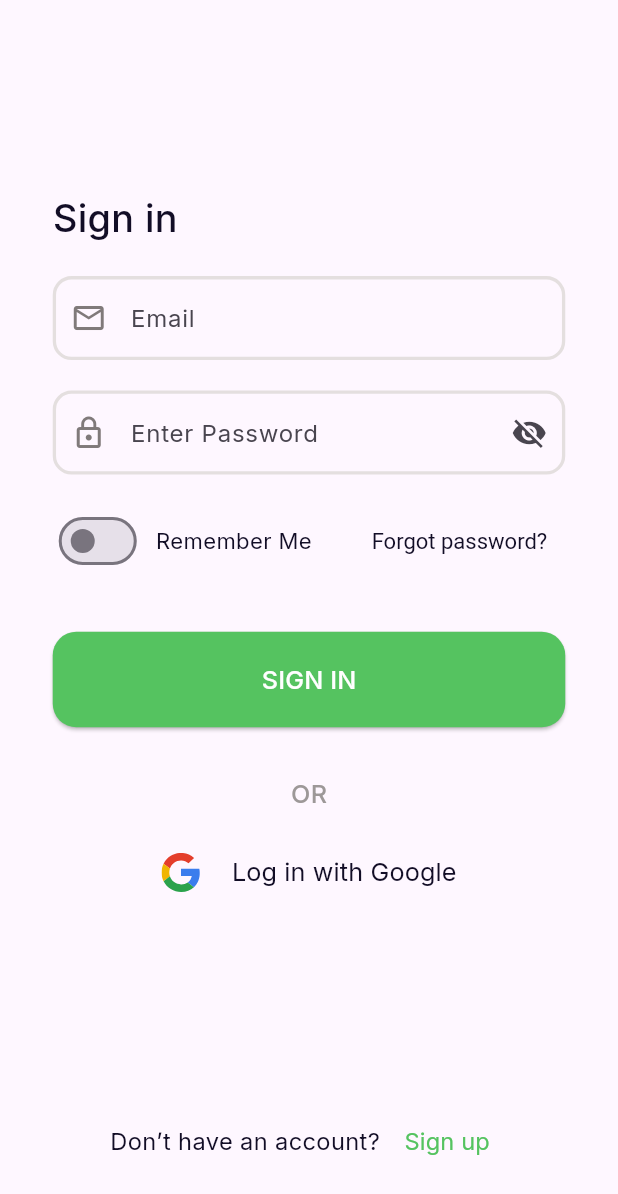
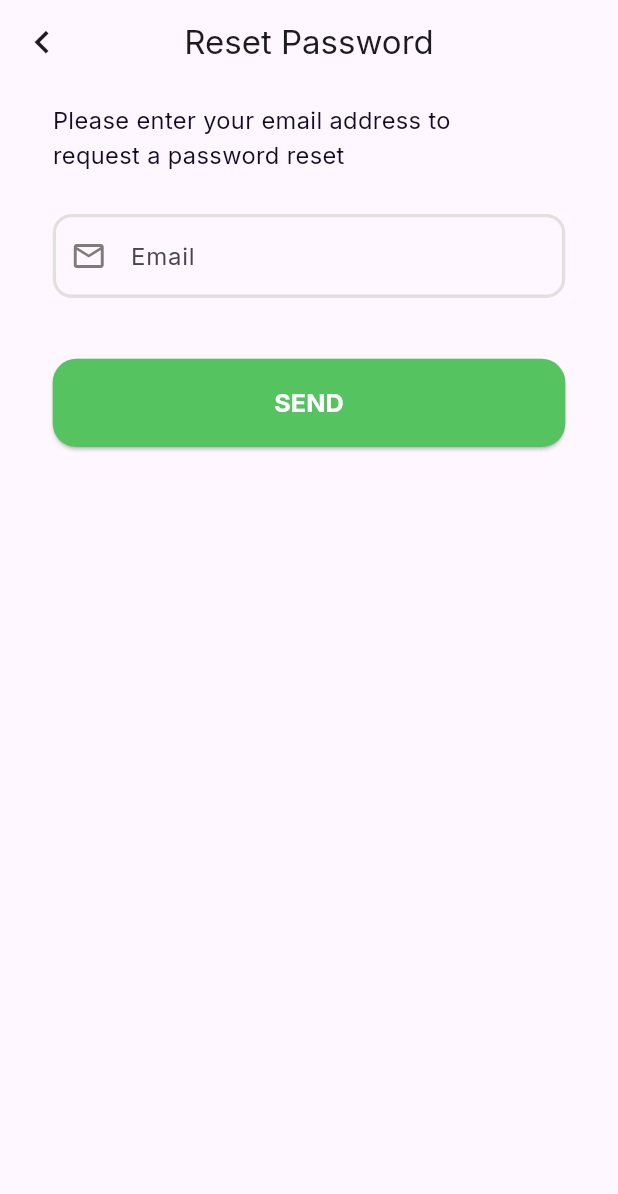
Before and after one commit to AndMkh7/caloriesgram, a Flutter app: the SignInScreen screen opened directly, after a tap on "Forgot password?", on a phone screen of 412 x 824 dp. Shown: the top 1194 px of the screen. Run offline on Flutter 3.47's test engine with Material 3 defaults, Android fonts, the phone set to English and light mode, and no system bars; our stand-ins replace cloud_firestore, firebase_auth, firebase_core, fl_chart, flutter_otp_text_field, flutter_svg and 4 more; missing offline and left inert: email_otp; accounts and stored records are empty.

Commit message:
Feat - CG-6 Added password reset functionality

```diff
--- /dev/null
+++ b/lib/screens/reset_password/reset_password.dart
@@ -0,0 +1,119 @@
+import 'package:caloriesgram/services/firebase_auth_by_email_and_password.dart';
+import 'package:flutter/material.dart';
+import '../../services/responsive_sizer.dart';
+import '../../values/app_colors.dart';
+import '../../values/app_constants.dart';
+import '../../values/app_strings.dart';
+
+class ResetPasswordScreen extends StatefulWidget {
+  const ResetPasswordScreen({
+    super.key,
+  });
+
+  @override
+  ResetPasswordScreenState createState() => ResetPasswordScreenState();
+}
+
+class ResetPasswordScreenState extends State<ResetPasswordScreen> {
+  final _authService = FirebaseAuthService();
+  final _email = TextEditingController();
+  @override
+  Widget build(BuildContext context) {
+    return Scaffold(
+      appBar: AppBar(
+        title: const Text('Reset Password'),
+        centerTitle: true,
+        leading: IconButton(
+          icon: Icon(Icons.keyboard_arrow_left,
+              size: ResponsiveSizer.verticalScale(30)),
+          onPressed: () {
+            Navigator.pop(context);
+          },
+        ),
+      ),
+      body: ListView(
+        padding: EdgeInsets.symmetric(
+            horizontal: ResponsiveSizer.horizontalScale(32)),
+        children: [
+          SizedBox(height: ResponsiveSizer.verticalScale(13)),
+          Text(
+            'Please enter your email address to\nrequest a password reset',
+            style: TextStyle(
+                fontSize: ResponsiveSizer.moderateScale(15),
+                fontWeight: FontWeight.w400,
+                color: AppColors.black),
+          ),
+          SizedBox(height: ResponsiveSizer.verticalScale(27)),
+          TextFormField(
+            controller: _email,
+            decoration: InputDecoration(
+              prefixIcon: const Icon(
+                Icons.email_outlined,
+                color: AppColors.inputIconColor,
+              ),
+              labelText: "Email",
+              fillColor: AppColors.defaultTextColor,
+              focusedBorder: OutlineInputBorder(
+                borderRadius:
+                    BorderRadius.circular(ResponsiveSizer.moderateScale(12)),
+                borderSide: const BorderSide(
+                  color: AppColors.primaryColor,
+                ),
+              ),
+              enabledBorder: OutlineInputBorder(
+                borderRadius:
+                    BorderRadius.circular(ResponsiveSizer.moderateScale(12)),
+                borderSide: BorderSide(
+                  color: AppColors.borderColor,
+                  width: ResponsiveSizer.horizontalScale(2),
+                ),
+              ),
+            ),
+            validator: (value) {
+              if (value!.isEmpty) {
+                return AppStrings.pleaseEnterEmailAddress;
+              } else {
+                if (AppConstants.emailRegex.hasMatch(value)) {
+                  return null;
+                } else {
+                  return AppStrings.invalidEmailAddress;
+                }
+              }
+            },
+          ),
+          SizedBox(height: ResponsiveSizer.verticalScale(40)),
+          SizedBox(
+            width: double.infinity,
+            height: ResponsiveSizer.verticalScale(58),
+            child: ElevatedButton(
+              onPressed: () async {
+                await _authService.resetPassword(_email.text);
+                await ScaffoldMessenger.of(context).showSnackBar(
+                  const SnackBar(
+                    content: Text(
+                      "A message to reset your password has been sent to your email.",
+                      style: TextStyle(color: AppColors.primaryColor),
+                    ),
+                  ),
+                );
+                Navigator.pop(context);
+              },
+              style: ElevatedButton.styleFrom(
+                backgroundColor: AppColors.primaryColor,
+                shape: RoundedRectangleBorder(
+                  borderRadius:
+                      BorderRadius.circular(ResponsiveSizer.moderateScale(15)),
+                ),
+              ),
+              child: Text('SEND',
+                  style: TextStyle(
+                      fontSize: ResponsiveSizer.moderateScale(16),
+                      fontWeight: FontWeight.bold,
+                      color: Colors.white)),
+            ),
+          ),
+        ],
+      ),
+    );
+  }
+}
--- a/lib/screens/sign_in/sign_in.dart
+++ b/lib/screens/sign_in/sign_in.dart
@@ -1,3 +1,4 @@
+import 'package:caloriesgram/screens/reset_password/reset_password.dart';
 import 'package:flutter/material.dart';
 import 'package:flutter_svg/svg.dart';
 import '../../navigation/bottom_navigation/bottom_navigation.dart';
@@ -133,7 +134,7 @@ class SignInFormState extends State<SignInScreen> {
                   },
                   onSaved: (value) => _password = value ?? '',
                 ),
-                SizedBox(height: ResponsiveSizer.verticalScale(20)),
+                SizedBox(height: ResponsiveSizer.verticalScale(10)),
                 Row(
                   mainAxisAlignment: MainAxisAlignment.spaceBetween,
                   children: [
@@ -167,7 +168,13 @@ class SignInFormState extends State<SignInScreen> {
                             fontSize: ResponsiveSizer.moderateScale(14),
                             fontWeight: FontWeight.w400,
                           )),
-                      onPressed: () => {},
+                      onPressed: () {
+                        Navigator.push(
+                            context,
+                            MaterialPageRoute(
+                                builder: (context) =>
+                                    const ResetPasswordScreen()));
+                      },
                       child: const Text('Forgot password?'),
                     ),
                   ],
--- a/lib/screens/verification/verification.dart
+++ b/lib/screens/verification/verification.dart
@@ -79,7 +79,7 @@ class VerificationState extends State<Verification> {
     return Scaffold(
       appBar: AppBar(title: const Text('')),
       body: ListView(
-        padding: EdgeInsets.all(ResponsiveSizer.verticalScale(32)),
+        padding: EdgeInsets.all(ResponsiveSizer.horizontalScale(32)),
         children: [
           Text(
             'Verification',
--- a/lib/services/firebase_auth_by_email_and_password.dart
+++ b/lib/services/firebase_auth_by_email_and_password.dart
@@ -191,4 +191,14 @@ class FirebaseAuthService {
     }
 }
 
+  Future<void> resetPassword(String email) async {
+    try {
+      await auth.sendPasswordResetEmail(email: email);
+      await _googleSignIn.signOut();
+      await Future.delayed(const Duration(seconds: 1));
+    } catch (e) {
+      print(e.toString());
+    }
+  }
+
 }
```
